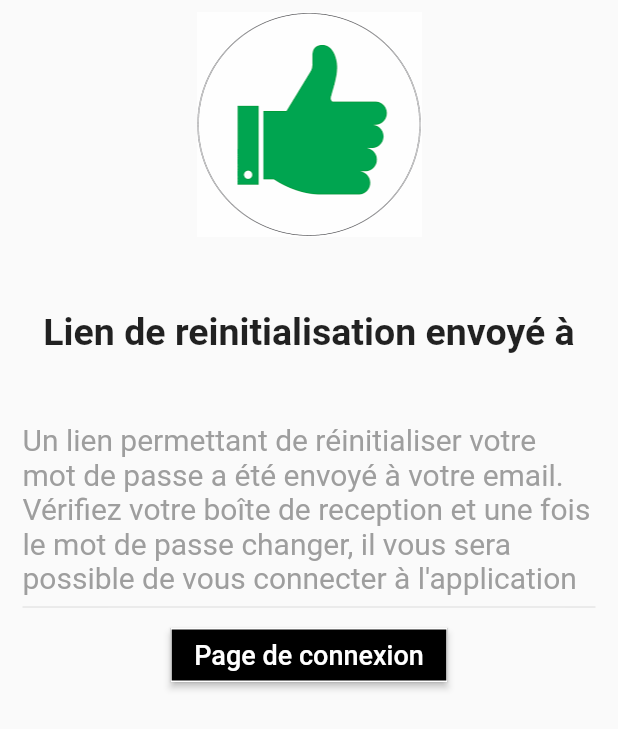
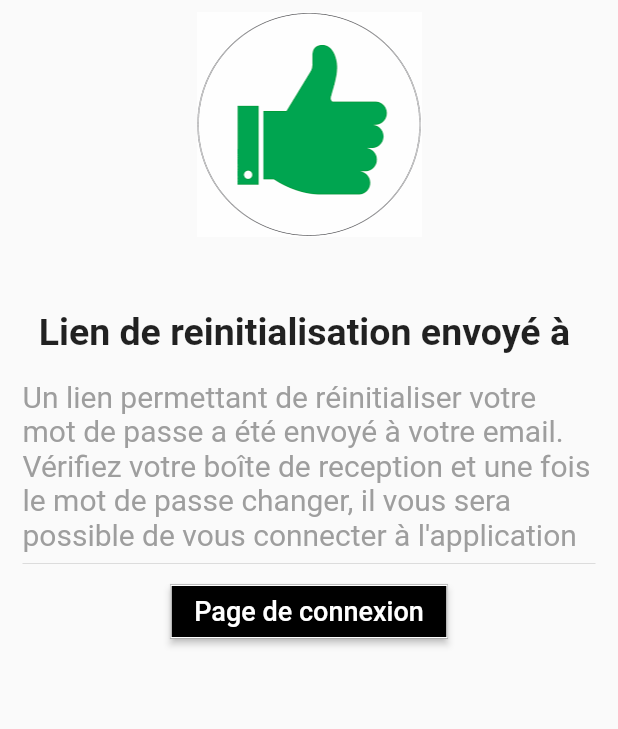
Before and after one commit to Danielmbida/villa-ritter, a Flutter app: the SuccefulMessagePage screen opened directly with empty values, on a phone screen of 412 x 824 dp. Shown: the top 729 px of the screen. Run offline on Flutter 3.47's test engine with Material 2 defaults, Android fonts, the phone set to English and light mode, and no system bars; our stand-ins replace another_flushbar, auto_route, avatar_glow, bloc, cloud_firestore, connectivity_plus and 13 more; missing offline and left inert: qr_code_scanner, wordpress_api; accounts and stored records are empty; generated files the repository leaves out were written again.

Commit message:
resetPasswordFinal

```diff
--- a/lib/presentation/routes/router.dart
+++ b/lib/presentation/routes/router.dart
@@ -20,7 +20,10 @@ import 'package:auto_route/auto_route.dart';
     AutoRoute(page: UserManagePage),
     AutoRoute(page: UserPresentPage),
     AutoRoute(page: ContactHoursPage),
-    AutoRoute(page: ResetPasswordPage),
+    CustomRoute(
+      page: ResetPasswordPage,
+      transitionsBuilder: TransitionsBuilders.fadeIn,
+    ),
     AutoRoute(page: SuccefulMessagePage),
     CustomRoute(
       page: PostPage,
--- a/lib/presentation/sign_in/widgets/reset_password/reset_password_page.dart
+++ b/lib/presentation/sign_in/widgets/reset_password/reset_password_page.dart
@@ -38,7 +38,7 @@ class _ResetPasswordPageState extends State<ResetPasswordPage> {
                   message: failure.map(
                     serverError: (_) => 'Server Error',
                     invalidNameAndPasswordCombination: (_) =>
-                        "Aucun compte n'a été créé avec cette email",
+                        "Aucun compte n'a été créé avec cet email",
                   ),
                   duration: const Duration(seconds: 3),
                 ).show(context);
--- a/lib/presentation/sign_in/widgets/reset_password/succeful_message_page.dart
+++ b/lib/presentation/sign_in/widgets/reset_password/succeful_message_page.dart
@@ -1,5 +1,4 @@
 // ignore_for_file: depend_on_referenced_packages
-
 import 'package:apptest/presentation/routes/router.gr.dart';
 import 'package:auto_route/auto_route.dart';
 import 'package:flutter/material.dart';
@@ -31,27 +30,12 @@ class SuccefulMessagePage extends StatelessWidget {
                 SizedBox(
                   height: MediaQuery.of(context).size.height * 0.05,
                 ),
-                Column(
-                  crossAxisAlignment: CrossAxisAlignment.start,
-                  children: [
-                    const Text(
-                      "Lien de reinitialisation envoyé à",
-                      softWrap: false,
-                      maxLines: 2,
-                      overflow: TextOverflow.ellipsis,
-                      style: TextStyle(
-                        fontWeight: FontWeight.bold,
-                        fontSize: 25,
-                      ),
-                    ),
-                    Text(
-                      email,
-                      style: const TextStyle(
-                        fontWeight: FontWeight.bold,
-                        fontSize: 25,
-                      ),
-                    ),
-                  ],
+                Text(
+                  "Lien de reinitialisation envoyé à $email",
+                  style: const TextStyle(
+                    fontWeight: FontWeight.bold,
+                    fontSize: 25,
+                  ),
                 ),
                 SizedBox(height: MediaQuery.of(context).size.height * 0.02),
                 Column(
```
Also changed, not shown: lib/presentation/routes/router.gr.dart.
